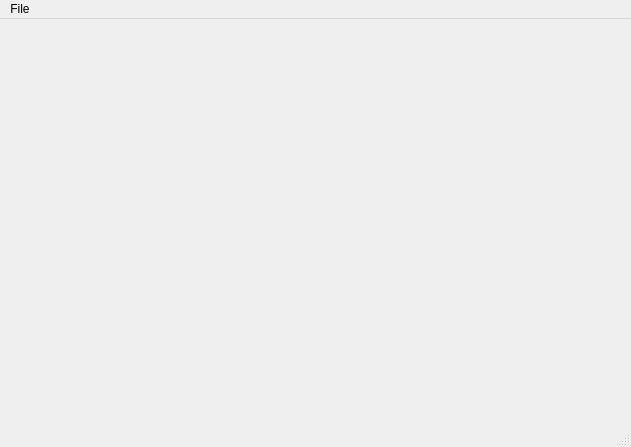
indra-dsa/dsa-multitool-gui, file dsamainwindow.ui: the form before one commit.
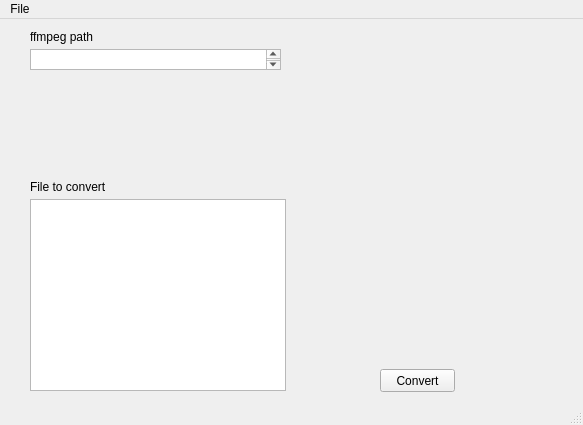
The form after the commit. Icons and pictures are not drawn.

Commit message: Experimenting with initial GUI

```diff
--- a/dsamainwindow.ui
+++ b/dsamainwindow.ui
@@ -6,21 +6,100 @@
    <rect>
     <x>0</x>
     <y>0</y>
-    <width>631</width>
-    <height>447</height>
+    <width>583</width>
+    <height>425</height>
    </rect>
   </property>
   <property name="windowTitle">
    <string>Double Shot Audio Multitool</string>
   </property>
-  <widget class="QWidget" name="centralwidget"/>
+  <widget class="QWidget" name="centralwidget">
+   <widget class="QLabel" name="dsaLogo">
+    <property name="geometry">
+     <rect>
+      <x>350</x>
+      <y>10</y>
+      <width>191</width>
+      <height>111</height>
+     </rect>
+    </property>
+    <property name="text">
+     <string/>
+    </property>
+    <property name="pixmap">
+     <pixmap resource="rsc.qrc">:/img/img/Logo.png</pixmap>
+    </property>
+    <property name="scaledContents">
+     <bool>true</bool>
+    </property>
+   </widget>
+   <widget class="QListView" name="listView">
+    <property name="geometry">
+     <rect>
+      <x>30</x>
+      <y>180</y>
+      <width>256</width>
+      <height>192</height>
+     </rect>
+    </property>
+   </widget>
+   <widget class="QLabel" name="label_2">
+    <property name="geometry">
+     <rect>
+      <x>30</x>
+      <y>160</y>
+      <width>101</width>
+      <height>16</height>
+     </rect>
+    </property>
+    <property name="text">
+     <string>File to convert</string>
+    </property>
+   </widget>
+   <widget class="QPushButton" name="pushButton">
+    <property name="geometry">
+     <rect>
+      <x>380</x>
+      <y>350</y>
+      <width>75</width>
+      <height>23</height>
+     </rect>
+    </property>
+    <property name="text">
+     <string>Convert</string>
+    </property>
+   </widget>
+   <widget class="QLabel" name="label">
+    <property name="geometry">
+     <rect>
+      <x>30</x>
+      <y>10</y>
+      <width>71</width>
+      <height>16</height>
+     </rect>
+    </property>
+    <property name="text">
+     <string>ffmpeg path</string>
+    </property>
+   </widget>
+   <widget class="QPlainTextEdit" name="plainTextEdit">
+    <property name="geometry">
+     <rect>
+      <x>30</x>
+      <y>30</y>
+      <width>251</width>
+      <height>21</height>
+     </rect>
+    </property>
+   </widget>
+  </widget>
   <widget class="QMenuBar" name="menubar">
    <property name="geometry">
     <rect>
      <x>0</x>
      <y>0</y>
-     <width>631</width>
-     <height>22</height>
+     <width>583</width>
+     <height>21</height>
     </rect>
    </property>
    <widget class="QMenu" name="menuFile">
```
Left out of the diff: 4 changed lines with no effect on the pictures. The commit also changes 3 other files.
